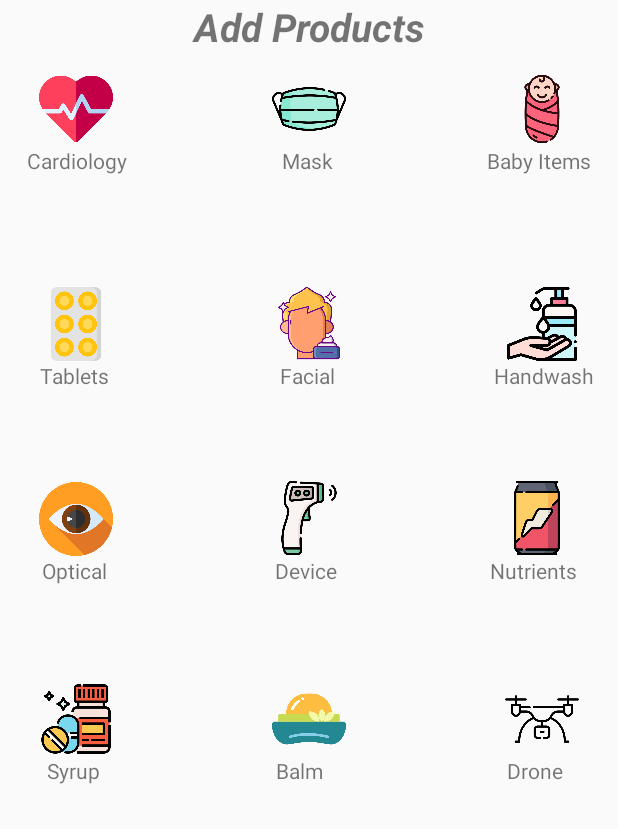
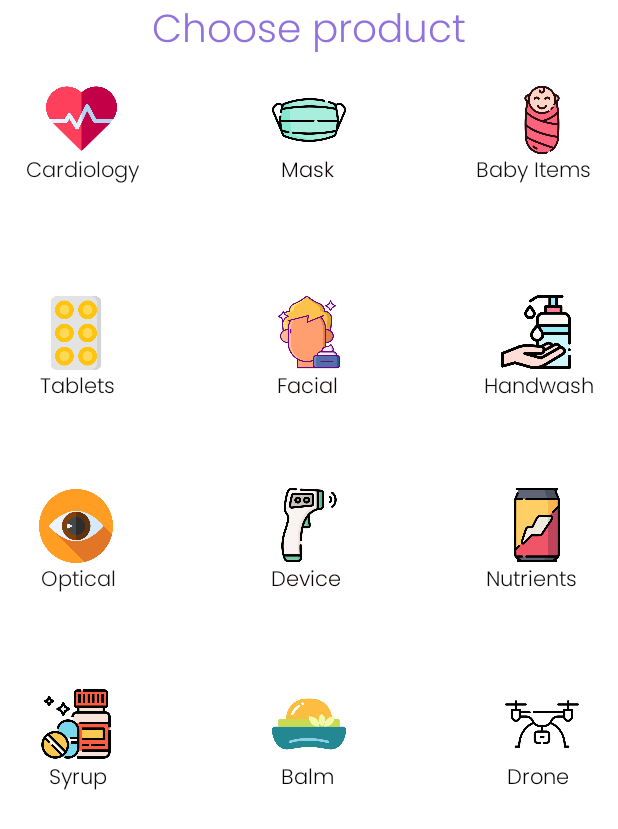
Before and after one commit to manojitht/MediApp--EFOSEYOUYES, an Android app: the AdminCategoryActivity screen opened directly, with no data from a screen before it, on a phone screen of 412 x 824 dp. Shown: the top 829 px of the screen. Run offline under Robolectric (Android 15) with nearby library versions, the phone set to English and light mode, and no system bars; Roboto replaces fonts that are not available here.

Commit message:
Major bug fixes done, update given to the src code

```diff
--- a/app/src/main/java/com/example/mediapp/AdminFolder/AdminOrdersActivity.java
+++ b/app/src/main/java/com/example/mediapp/AdminFolder/AdminOrdersActivity.java
@@ -26,7 +26,7 @@ import com.google.firebase.database.FirebaseDatabase;
 public class AdminOrdersActivity extends AppCompatActivity {
 
     private RecyclerView ordersList;
-    private DatabaseReference ordersRef;
+    private DatabaseReference ordersRef, ordersRefA;
 
     @Override
     protected void onCreate(Bundle savedInstanceState) {
@@ -34,6 +34,7 @@ public class AdminOrdersActivity extends AppCompatActivity {
         setContentView(R.layout.activity_admin_orders);
 
         ordersRef = FirebaseDatabase.getInstance().getReference().child("Orders");
+        ordersRefA = FirebaseDatabase.getInstance().getReference().child("Cart List").child("Admin View");
 
         ordersList = findViewById(R.id.orders_list);
         ordersList.setLayoutManager(new LinearLayoutManager(this));
@@ -122,5 +123,6 @@ public class AdminOrdersActivity extends AppCompatActivity {
 
     private void RemoveOrder(String uID) {
         ordersRef.child(uID).removeValue();
+        ordersRefA.child(uID).removeValue();
     }
 }
--- a/app/src/main/java/com/example/mediapp/CartActivity.java
+++ b/app/src/main/java/com/example/mediapp/CartActivity.java
@@ -115,6 +115,7 @@ public class CartActivity extends AppCompatActivity {
                                         @Override
                                         public void onComplete(@NonNull Task<Void> task) {
                                           if (task.isSuccessful()){
+                                              cartListRef.child("Admin View").child(GetData.superOnlineUsers.getName()).child("Products").child(model.getPid()).removeValue();
                                               Toast.makeText(CartActivity.this, "Things removed successfully!", Toast.LENGTH_SHORT).show();
                                               Intent intent = new Intent(CartActivity.this, HomeActivity.class);
                                               startActivity(intent);
--- a/app/src/main/java/com/example/mediapp/UserSettingsActivity.java
+++ b/app/src/main/java/com/example/mediapp/UserSettingsActivity.java
@@ -226,18 +226,19 @@ public class UserSettingsActivity extends AppCompatActivity {
             public void onDataChange(@NonNull DataSnapshot dataSnapshot) {
                 if (dataSnapshot.exists()){
                     if (dataSnapshot.child("name").exists()){
-//                        String image = dataSnapshot.child("image").getValue().toString(); // This works on the real physical device
+                        //String image = dataSnapshot.child("image").getValue().toString(); // This works on the real physical device
                         String name = dataSnapshot.child("name").getValue().toString();
                         String email = dataSnapshot.child("email").getValue().toString();
                         String address = dataSnapshot.child("address").getValue().toString();
 
-//                        Picasso.get().load(image).into(settingsProfileImage);     // This works on the real physical device
+                        Picasso.get().load(GetData.superOnlineUsers.getImage()).placeholder(R.drawable.undraw_male_avatar).into(settingsProfileImage); // This works on the real physical device
                         userName.setText(name);
                         eMail.setText(email);
                         homeAddress.setText(address);
                     }
                 }
             }
+
 
             @Override
             public void onCancelled(@NonNull DatabaseError databaseError) {
--- a/app/src/main/res/layout/activity_admin_category.xml
+++ b/app/src/main/res/layout/activity_admin_category.xml
@@ -4,6 +4,7 @@
     xmlns:tools="http://schemas.android.com/tools"
     android:layout_width="match_parent"
     android:layout_height="match_parent"
+    android:background="@color/colorWhite"
     tools:context=".AdminFolder.AdminCategoryActivity"
     >
 
@@ -11,7 +12,10 @@
         android:id="@+id/textBaby"
         android:layout_width="wrap_content"
         android:layout_height="wrap_content"
+        android:fontFamily="@font/poppins_light"
+        android:gravity="center"
         android:text="Baby Items"
+        android:textColor="#100F0F"
         app:layout_constraintBottom_toTopOf="@+id/medi_pills"
         app:layout_constraintEnd_toEndOf="parent"
         app:layout_constraintHorizontal_bias="0.947"
@@ -23,7 +27,10 @@
         android:id="@+id/textMask"
         android:layout_width="wrap_content"
         android:layout_height="wrap_content"
+        android:fontFamily="@font/poppins_light"
+        android:gravity="center"
         android:text="Mask"
+        android:textColor="#090101"
         app:layout_constraintBottom_toTopOf="@+id/medi_pills"
         app:layout_constraintEnd_toEndOf="parent"
         app:layout_constraintHorizontal_bias="0.497"
@@ -35,7 +42,10 @@
         android:id="@+id/textHandwash"
         android:layout_width="wrap_content"
         android:layout_height="wrap_content"
+        android:fontFamily="@font/poppins_light"
+        android:gravity="center"
         android:text="Handwash"
+        android:textColor="#0C0B0B"
         app:layout_constraintBottom_toTopOf="@+id/medi_ophtalmology"
         app:layout_constraintEnd_toEndOf="parent"
         app:layout_constraintHorizontal_bias="0.953"
@@ -47,7 +57,10 @@
         android:id="@+id/textFacial"
         android:layout_width="wrap_content"
         android:layout_height="wrap_content"
+        android:fontFamily="@font/poppins_light"
+        android:gravity="center"
         android:text="Facial"
+        android:textColor="#130505"
         app:layout_constraintBottom_toTopOf="@+id/medi_ophtalmology"
         app:layout_constraintEnd_toEndOf="parent"
         app:layout_constraintHorizontal_bias="0.498"
@@ -59,7 +72,10 @@
         android:id="@+id/textNutrients"
         android:layout_width="wrap_content"
         android:layout_height="wrap_content"
+        android:fontFamily="@font/poppins_light"
+        android:gravity="center"
         android:text="Nutrients"
+        android:textColor="#0C0B0B"
         app:layout_constraintBottom_toTopOf="@+id/medi_vitamins"
         app:layout_constraintEnd_toEndOf="parent"
         app:layout_constraintHorizontal_bias="0.923"
@@ -71,7 +87,10 @@
         android:id="@+id/textDevice"
         android:layout_width="wrap_content"
         android:layout_height="wrap_content"
+        android:fontFamily="@font/poppins_light"
+        android:gravity="center"
         android:text="Device"
+        android:textColor="#120101"
         app:layout_constraintBottom_toTopOf="@+id/medi_vitamins"
         app:layout_constraintEnd_toEndOf="parent"
         app:layout_constraintHorizontal_bias="0.495"
@@ -83,7 +102,10 @@
         android:id="@+id/textDrone"
         android:layout_width="42dp"
         android:layout_height="24dp"
+        android:fontFamily="@font/poppins_light"
+        android:gravity="center"
         android:text="Drone"
+        android:textColor="#070606"
         app:layout_constraintBottom_toBottomOf="parent"
         app:layout_constraintEnd_toEndOf="parent"
         app:layout_constraintHorizontal_bias="0.913"
@@ -95,7 +117,10 @@
         android:id="@+id/textBalm"
         android:layout_width="42dp"
         android:layout_height="24dp"
+        android:fontFamily="@font/poppins_light"
+        android:gravity="center"
         android:text="Balm"
+        android:textColor="#070606"
         app:layout_constraintBottom_toBottomOf="parent"
         app:layout_constraintEnd_toEndOf="parent"
         app:layout_constraintHorizontal_bias="0.498"
@@ -179,10 +204,10 @@
         android:layout_height="49dp"
         app:layout_constraintBottom_toBottomOf="parent"
         app:layout_constraintEnd_toEndOf="parent"
-        app:layout_constraintHorizontal_bias="0.953"
+        app:layout_constraintHorizontal_bias="0.941"
         app:layout_constraintStart_toStartOf="parent"
         app:layout_constraintTop_toBottomOf="@+id/slogan"
-        app:layout_constraintVertical_bias="0.211"
+        app:layout_constraintVertical_bias="0.21"
         app:srcCompat="@drawable/soap" />
 
     <ImageView
@@ -237,10 +262,11 @@
         android:layout_height="wrap_content"
         android:layout_alignParentTop="true"
         android:layout_centerHorizontal="true"
-        android:text="Add Products"
+        android:fontFamily="@font/poppins_light"
+        android:text="Choose product"
         android:textAlignment="center"
+        android:textColor="#9172DD"
         android:textSize="26sp"
-        android:textStyle="bold|italic"
         app:layout_constraintBottom_toBottomOf="parent"
         app:layout_constraintEnd_toEndOf="parent"
         app:layout_constraintHorizontal_bias="0.0"
@@ -250,11 +276,11 @@
 
     <ImageView
         android:id="@+id/medi_cardio"
-        android:layout_width="69dp"
-        android:layout_height="49dp"
+        android:layout_width="74dp"
+        android:layout_height="47dp"
         app:layout_constraintBottom_toBottomOf="parent"
         app:layout_constraintEnd_toEndOf="parent"
-        app:layout_constraintHorizontal_bias="0.046"
+        app:layout_constraintHorizontal_bias="0.052"
         app:layout_constraintStart_toStartOf="parent"
         app:layout_constraintTop_toBottomOf="@+id/slogan"
         app:layout_constraintVertical_bias="0.017"
@@ -264,7 +290,10 @@
         android:id="@+id/TextSyrup"
         android:layout_width="42dp"
         android:layout_height="24dp"
+        android:fontFamily="@font/poppins_light"
+        android:gravity="center"
         android:text="Syrup"
+        android:textColor="#090808"
         app:layout_constraintBottom_toBottomOf="parent"
         app:layout_constraintEnd_toEndOf="parent"
         app:layout_constraintHorizontal_bias="0.084"
@@ -276,7 +305,10 @@
         android:id="@+id/textOptical"
         android:layout_width="wrap_content"
         android:layout_height="wrap_content"
+        android:fontFamily="@font/poppins_light"
+        android:gravity="center"
         android:text="Optical"
+        android:textColor="#121111"
         app:layout_constraintBottom_toTopOf="@+id/medi_vitamins"
         app:layout_constraintEnd_toEndOf="parent"
         app:layout_constraintHorizontal_bias="0.076"
@@ -288,7 +320,10 @@
         android:id="@+id/textTablets"
         android:layout_width="wrap_content"
         android:layout_height="wrap_content"
+        android:fontFamily="@font/poppins_light"
+        android:gravity="center"
         android:text="Tablets"
+        android:textColor="#0E0808"
         app:layout_constraintBottom_toTopOf="@+id/medi_ophtalmology"
         app:layout_constraintEnd_toEndOf="parent"
         app:layout_constraintHorizontal_bias="0.073"
@@ -300,7 +335,10 @@
         android:id="@+id/textCardio"
         android:layout_width="wrap_content"
         android:layout_height="wrap_content"
+        android:fontFamily="@font/poppins_light"
+        android:gravity="center"
         android:text="Cardiology"
+        android:textColor="#131212"
         app:layout_constraintBottom_toTopOf="@+id/medi_pills"
         app:layout_constraintEnd_toEndOf="parent"
         app:layout_constraintHorizontal_bias="0.052"
```
